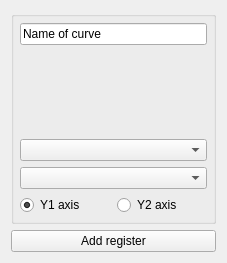
The window that src/dialogs/addregisterwidget.ui (ModbusScope/ModbusScope) describes before a commit, drawn with Qt 5.
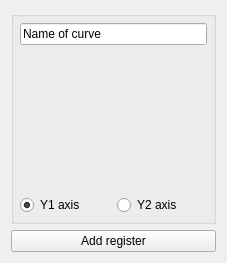
The same window after the commit.

Commit message:
Replace cmbType/cmbDevice with schema-driven SchemaFormWidget
Remove the hardcoded cmbType and cmbDevice combo boxes from
AddRegisterWidget. Both fields are now part of the adapter's
addressSchema:
- dataType is rendered as an enum by SchemaFormWidget
- deviceId is patched with the available device list from
  SettingsModel before being passed to SchemaFormWidget, keeping
  device selection driven by app state

The new defaults object from adapter.dataPointSchema pre-populates
the form instead of the old dataTypes/defaultDataType fields.

Update all tests and stale doc comments to match.

Diff of the .ui file:
```diff
--- a/src/dialogs/addregisterwidget.ui
+++ b/src/dialogs/addregisterwidget.ui
@@ -39,13 +39,7 @@
       <item row="1" column="0" colspan="2">
        <widget class="QWidget" name="addressContainer" native="true"/>
       </item>
-      <item row="2" column="0" colspan="2">
-       <widget class="QComboBox" name="cmbType"/>
-      </item>
-      <item row="3" column="0" colspan="2">
-       <widget class="QComboBox" name="cmbDevice"/>
-      </item>
-      <item row="4" column="0">
+      <item row="2" column="0">
        <widget class="QRadioButton" name="radioPrimary">
         <property name="text">
          <string>Y1 axis</string>
@@ -55,7 +49,7 @@
         </property>
        </widget>
       </item>
-      <item row="4" column="1">
+      <item row="2" column="1">
        <widget class="QRadioButton" name="radioSecondary">
         <property name="text">
          <string>Y2 axis</string>
```
The commit also changes 8 other files.
